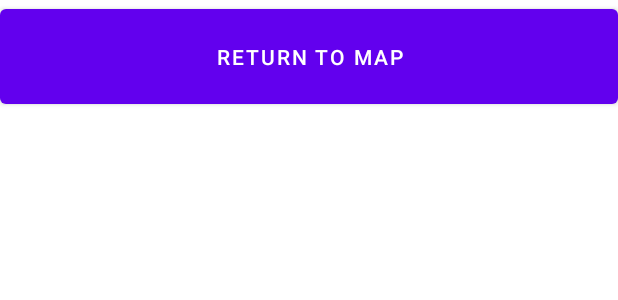
After one commit to dwangman123/SoCalBeach4Life, an Android app: the layout activity_review_main.xml on its own in the app's theme, with its tools: preview values and no code run, on a phone screen of 412 x 824 dp. The commit adds this screen. Shown: the top 300 px of the screen. Run offline under Robolectric (Android 15) with nearby library versions, the phone set to English and light mode, and no system bars.

Commit message:
added reviews view

```diff
--- /dev/null
+++ b/app/src/main/res/drawable/review_box_border.xml
@@ -0,0 +1,6 @@
+<?xml version="1.0" encoding="utf-8"?>
+<shape xmlns:android="http://schemas.android.com/apk/res/android" android:shape="rectangle">
+    <corners android:radius="0dp"/>
+    <padding android:left="10dp" android:right="10dp" android:top="10dp" android:bottom="10dp"/>
+    <stroke android:width="1dp" android:color="#000000"/>
+</shape>
--- /dev/null
+++ b/app/src/main/res/layout/activity_review_main.xml
@@ -0,0 +1,28 @@
+<?xml version="1.0" encoding="utf-8"?>
+<androidx.constraintlayout.widget.ConstraintLayout xmlns:android="http://schemas.android.com/apk/res/android"
+    xmlns:app="http://schemas.android.com/apk/res-auto"
+    xmlns:tools="http://schemas.android.com/tools"
+    android:layout_width="match_parent"
+    android:layout_height="match_parent"
+    tools:context=".ReviewMainActivity">
+    <LinearLayout
+        android:layout_width="match_parent"
+        android:layout_height="match_parent"
+        android:orientation="vertical">
+        <Button
+            android:layout_width="match_parent"
+            android:layout_height="75dp"
+            android:text="Return to map"
+            android:layout_marginBottom="10dp"
+            android:onClick="backToMap"/>
+        <ScrollView
+            android:layout_width="match_parent"
+            android:layout_height="match_parent">
+            <LinearLayout
+                android:layout_width="match_parent"
+                android:layout_height="match_parent"
+                android:id="@+id/reviewsScrollView"
+                android:orientation="vertical" />
+        </ScrollView>
+    </LinearLayout>
+</androidx.constraintlayout.widget.ConstraintLayout>
```
Also changed, not shown: app/src/main/AndroidManifest.xml (+10 -1 lines), app/src/main/java/com/example/socalbeach4life/AddReviewActivity.java (added, +14 -0 lines), app/src/main/java/com/example/socalbeach4life/MapsActivity.java (+13 -0 lines), app/src/main/java/com/example/socalbeach4life/Review.java (added, +33 -0 lines), app/src/main/java/com/example/socalbeach4life/ReviewMainActivity.java (added, +122 -0 lines), app/src/main/java/com/example/socalbeach4life/ReviewWrapper.java (added, +51 -0 lines), app/src/main/java/com/example/socalbeach4life/ViewReviewsActivity.java (added, +25 -0 lines), app/src/main/res/layout/activity_add_review.xml (added, +9 -0 lines), app/src/main/res/layout/activity_maps.xml (+7 -2 lines), app/src/main/res/layout/activity_view_reviews.xml (added, +22 -0 lines), 547 other files.
